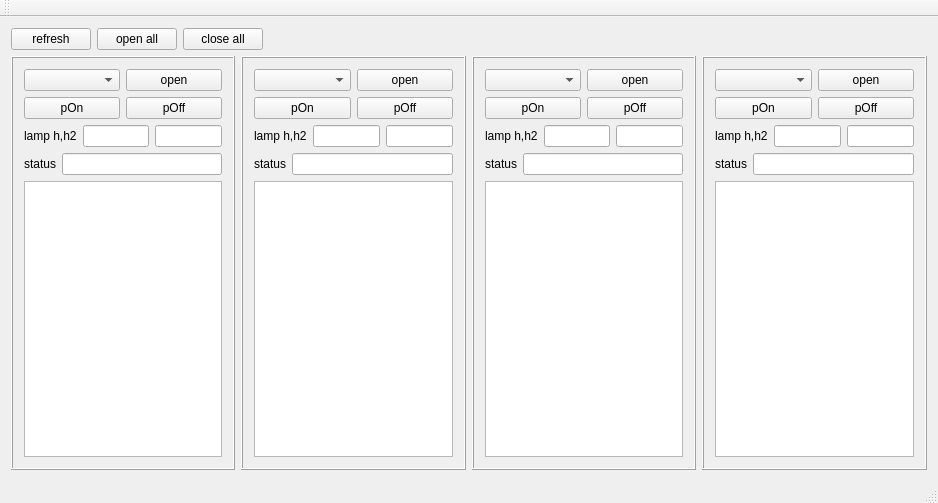
Old version of the form mainwindow.ui in the repository baradoid/polden-projector-desktop-ctrl.
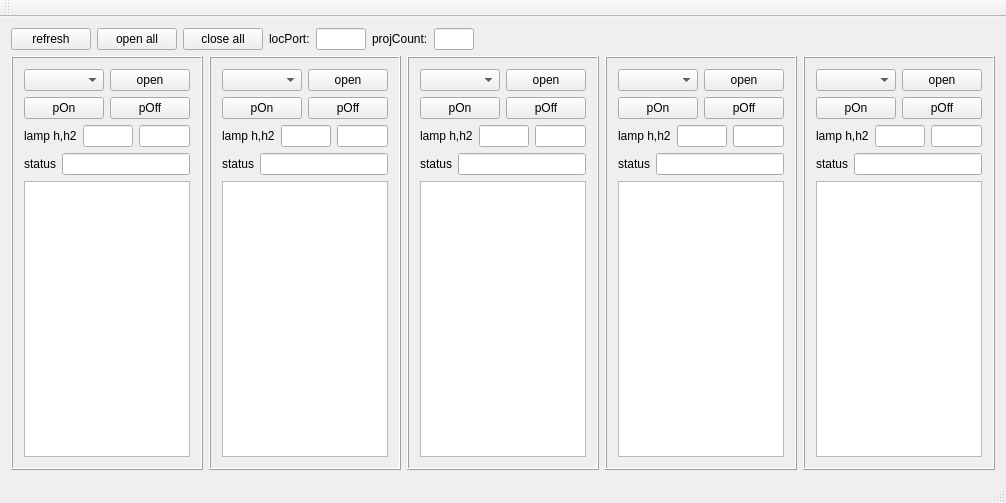
New version of the form.

Commit message: правки в протокол, колво проекторов увеличено до 5

Patch:
```diff
--- a/mainwindow.ui
+++ b/mainwindow.ui
@@ -57,6 +57,49 @@
          </property>
         </widget>
        </item>
+       <item>
+        <widget class="QLabel" name="label_9">
+         <property name="text">
+          <string>locPort:</string>
+         </property>
+        </widget>
+       </item>
+       <item>
+        <widget class="QLineEdit" name="lineEditLocalPort">
+         <property name="maximumSize">
+          <size>
+           <width>50</width>
+           <height>16777215</height>
+          </size>
+         </property>
+         <property name="alignment">
+          <set>Qt::AlignCenter</set>
+         </property>
+        </widget>
+       </item>
+       <item>
+        <widget class="QLabel" name="label_10">
+         <property name="text">
+          <string>projCount:</string>
+         </property>
+        </widget>
+       </item>
+       <item>
+        <widget class="QLineEdit" name="lineEditProjCount">
+         <property name="maximumSize">
+          <size>
+           <width>40</width>
+           <height>16777215</height>
+          </size>
+         </property>
+         <property name="alignment">
+          <set>Qt::AlignCenter</set>
+         </property>
+         <property name="readOnly">
+          <bool>true</bool>
+         </property>
+        </widget>
+       </item>
       </layout>
      </widget>
     </item>
@@ -711,6 +754,165 @@
          </layout>
         </widget>
        </item>
+       <item>
+        <widget class="QFrame" name="frame_6">
+         <property name="frameShape">
+          <enum>QFrame::Box</enum>
+         </property>
+         <property name="frameShadow">
+          <enum>QFrame::Raised</enum>
+         </property>
+         <layout class="QVBoxLayout" name="verticalLayout_6">
+          <item>
+           <widget class="QWidget" name="widget_19" native="true">
+            <layout class="QHBoxLayout" name="horizontalLayout_19">
+             <property name="leftMargin">
+              <number>0</number>
+             </property>
+             <property name="topMargin">
+              <number>0</number>
+             </property>
+             <property name="rightMargin">
+              <number>0</number>
+             </property>
+             <property name="bottomMargin">
+              <number>0</number>
+             </property>
+             <item>
+              <widget class="QComboBox" name="comComboBox_5"/>
+             </item>
+             <item>
+              <widget class="QPushButton" name="pushButtonComOpen_5">
+               <property name="text">
+                <string>open</string>
+               </property>
+              </widget>
+             </item>
+            </layout>
+           </widget>
+          </item>
+          <item>
+           <widget class="QWidget" name="widget_20" native="true">
+            <layout class="QHBoxLayout" name="horizontalLayout_20">
+             <property name="leftMargin">
+              <number>0</number>
+             </property>
+             <property name="topMargin">
+              <number>0</number>
+             </property>
+             <property name="rightMargin">
+              <number>0</number>
+             </property>
+             <property name="bottomMargin">
+              <number>0</number>
+             </property>
+             <item>
+              <widget class="QPushButton" name="pushButtonOn_5">
+               <property name="text">
+                <string>pOn</string>
+               </property>
+              </widget>
+             </item>
+             <item>
+              <widget class="QPushButton" name="pushButtonOff_5">
+               <property name="text">
+                <string>pOff</string>
+               </property>
+              </widget>
+             </item>
+            </layout>
+           </widget>
+          </item>
+          <item>
+           <widget class="QWidget" name="widget_21" native="true">
+            <layout class="QHBoxLayout" name="horizontalLayout_21">
+             <property name="leftMargin">
+              <number>0</number>
+             </property>
+             <property name="topMargin">
+              <number>0</number>
+             </property>
+             <property name="rightMargin">
+              <number>0</number>
+             </property>
+             <property name="bottomMargin">
+              <number>0</number>
+             </property>
+             <item>
+              <widget class="QLabel" name="label_11">
+               <property name="text">
+                <string>lamp h,h2</string>
+               </property>
+              </widget>
+             </item>
+             <item>
+              <widget class="QLineEdit" name="lineEditLampHour1_5">
+               <property name="alignment">
+                <set>Qt::AlignCenter</set>
+               </property>
+               <property name="readOnly">
+                <bool>true</bool>
+               </property>
+              </widget>
+             </item>
+             <item>
+              <widget class="QLineEdit" name="lineEditLampHour2_5">
+               <property name="alignment">
+                <set>Qt::AlignCenter</set>
+               </property>
+               <property name="readOnly">
+                <bool>true</bool>
+               </property>
+              </widget>
+             </item>
+            </layout>
+           </widget>
+          </item>
+          <item>
+           <widget class="QWidget" name="widget_22" native="true">
+            <layout class="QHBoxLayout" name="horizontalLayout_22">
+             <property name="leftMargin">
+              <number>0</number>
+             </property>
+             <property name="topMargin">
+              <number>0</number>
+             </property>
+             <property name="rightMargin">
+              <number>0</number>
+             </property>
+             <property name="bottomMargin">
+              <number>0</number>
+             </property>
+             <item>
+              <widget class="QLabel" name="label_12">
+               <property name="text">
+                <string>status</string>
+               </property>
+              </widget>
+             </item>
+             <item>
+              <widget class="QLineEdit" name="lineEditStatus_5">
+               <property name="alignment">
+                <set>Qt::AlignCenter</set>
+               </property>
+               <property name="readOnly">
+                <bool>true</bool>
+               </property>
+              </widget>
+             </item>
+            </layout>
+           </widget>
+          </item>
+          <item>
+           <widget class="QPlainTextEdit" name="plainTextEdit_5">
+            <property name="readOnly">
+             <bool>true</bool>
+            </property>
+           </widget>
+          </item>
+         </layout>
+        </widget>
+       </item>
       </layout>
      </widget>
     </item>
```
The commit also changes 2 other files.
